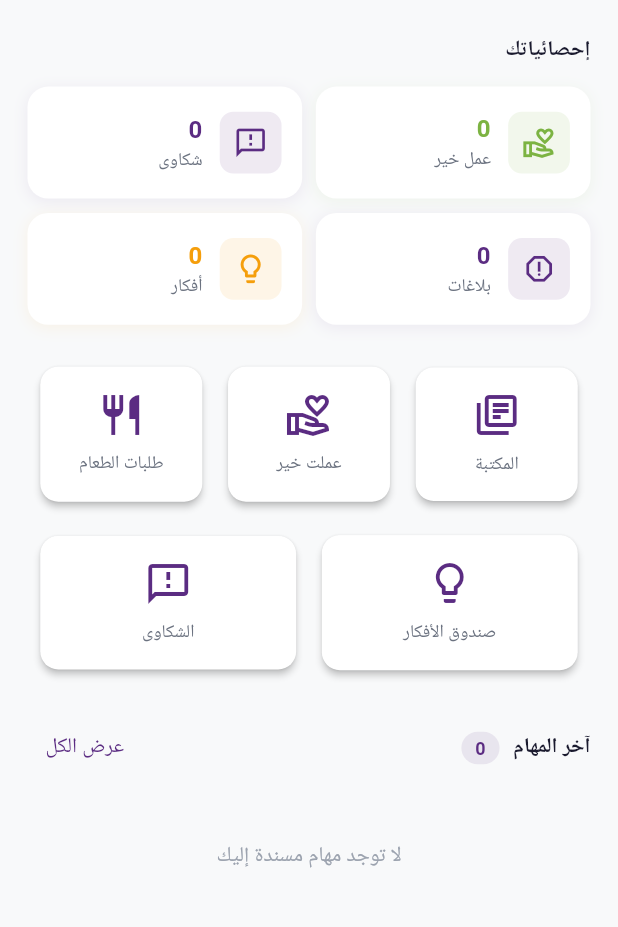
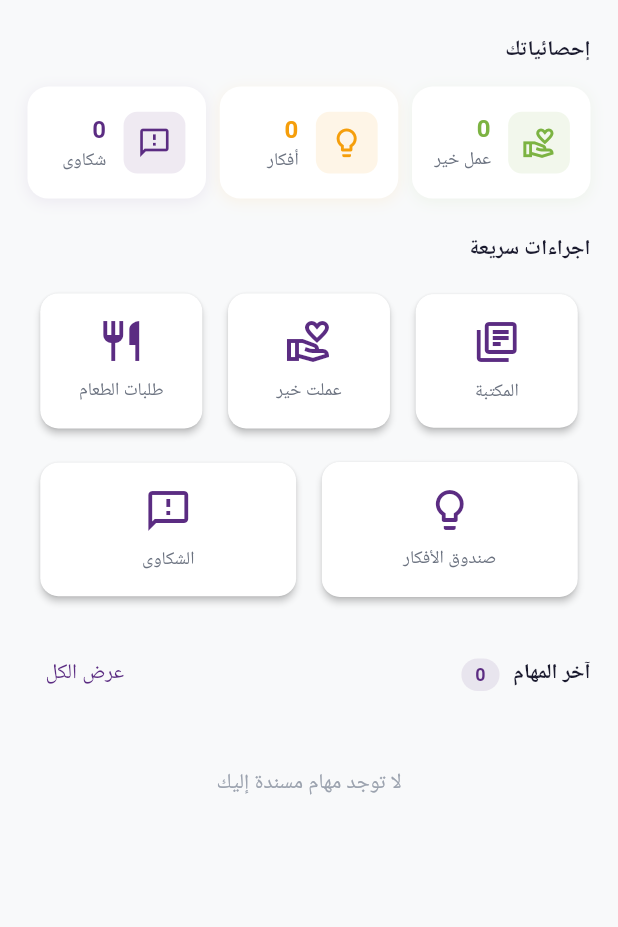
Before and after one commit to mostafaahmedbahr/Nabd-Alattaa-Team, a Flutter app: the HomeScreen screen opened directly, on a phone screen of 412 x 824 dp, the part 284-1211 px from its top. Run offline on Flutter 3.47's test engine with Material 3 defaults, Android fonts, the light colour scheme and no system bars; our stand-ins replace bloc, cloud_firestore, dartz, equatable, firebase_analytics, firebase_auth and 8 more; accounts and stored records are empty; Roboto replaces fonts that are missing (Cairo).

Commit message:
handle the state numbers real time in the home page

```diff
--- a/lib/features/home/presentation/view_model/home_states.dart
+++ b/lib/features/home/presentation/view_model/home_states.dart
@@ -10,7 +10,6 @@ class HomeLoaded extends HomeStates {
   final int totalTasksCount;
   final int goodDeedsCount;
   final int complaintsCount;
-  final int reportsCount;
   final int ideasCount;
 
   HomeLoaded({
@@ -21,7 +20,6 @@ class HomeLoaded extends HomeStates {
     this.totalTasksCount = 0,
     this.goodDeedsCount = 0,
     this.complaintsCount = 0,
-    this.reportsCount = 0,
     this.ideasCount = 0,
   });
 }
--- a/lib/features/home/presentation/views/home_screen.dart
+++ b/lib/features/home/presentation/views/home_screen.dart
@@ -76,24 +76,12 @@ class _HomeScreenState extends State<HomeScreen> {
               );
             }
             if (state is HomeError) {
-              return Center(
-                child: Column(
-                  mainAxisAlignment: MainAxisAlignment.center,
-                  children: [
-                    const Icon(Icons.error_outline, size: 64, color: AppColors.error),
-                    SizedBox(height: 16.h),
-                    Text(
-                      state.message,
-                      style: AppTextStyles.bodyMedium,
-                      textAlign: TextAlign.center,
-                    ),
-                    SizedBox(height: 16.h),
-                    ElevatedButton(
-                      onPressed: () => _loadData(forceRefresh: true),
-                      child: const Text('إعادة المحاولة'),
-                    ),
-                  ],
-                ),
+              return CustomErrorWidget(
+                onRetry: (){
+                  _loadData(forceRefresh: true);
+                },
+                message: 'إعادة المحاولة',
+
               );
             }
             if (state is HomeLoaded) {
@@ -111,7 +99,6 @@ class _HomeScreenState extends State<HomeScreen> {
                       StatsSection(
                         goodDeedsCount: state.goodDeedsCount,
                         complaintsCount: state.complaintsCount,
-                        reportsCount: state.reportsCount,
                         ideasCount: state.ideasCount,
                       ),
                       SizedBox(height: 20.h),
--- a/lib/features/home/presentation/widgets/quick_actions_grid.dart
+++ b/lib/features/home/presentation/widgets/quick_actions_grid.dart
@@ -8,7 +8,15 @@ class QuickActionsGrid extends StatelessWidget {
   @override
   Widget build(BuildContext context) {
     return Column(
+      crossAxisAlignment: CrossAxisAlignment.start,
       children: [
+        Text(
+          'اجراءات سريعة',
+          style: AppTextStyles.labelLarge.copyWith(
+            fontWeight: FontWeight.bold,
+          ),
+        ),
+        SizedBox(height: 12.h),
         Row(
           children: [
             _buildAction(context, Icons.library_books_outlined, "المكتبة", Routes.library),
--- a/lib/features/home/presentation/widgets/stats_section.dart
+++ b/lib/features/home/presentation/widgets/stats_section.dart
@@ -7,14 +7,14 @@ import '../../../../core/theme/app_text_styles.dart';
 class StatsSection extends StatelessWidget {
   final int goodDeedsCount;
   final int complaintsCount;
-  final int reportsCount;
+
   final int ideasCount;
 
   const StatsSection({
     super.key,
     required this.goodDeedsCount,
     required this.complaintsCount,
-    required this.reportsCount,
+
     required this.ideasCount,
   });
 
@@ -43,6 +43,15 @@ class StatsSection extends StatelessWidget {
             SizedBox(width: 8.w),
             Expanded(
               child: _StatCard(
+                icon: Icons.lightbulb_outline,
+                label: 'أفكار',
+                count: ideasCount,
+                color: AppColors.warning,
+              ),
+            ),
+            SizedBox(width: 8.w),
+            Expanded(
+              child: _StatCard(
                 icon: Icons.feedback_outlined,
                 label: 'شكاوى',
                 count: complaintsCount,
@@ -51,28 +60,7 @@ class StatsSection extends StatelessWidget {
             ),
           ],
         ),
-        SizedBox(height: 8.h),
-        Row(
-          children: [
-            Expanded(
-              child: _StatCard(
-                icon: Icons.report_outlined,
-                label: 'بلاغات',
-                count: reportsCount,
-                color: AppColors.primary,
-              ),
-            ),
-            SizedBox(width: 8.w),
-            Expanded(
-              child: _StatCard(
-                icon: Icons.lightbulb_outline,
-                label: 'أفكار',
-                count: ideasCount,
-                color: AppColors.warning,
-              ),
-            ),
-          ],
-        ),
+
       ],
     );
   }
```
Also changed, not shown: lib/features/home/presentation/view_model/home_cubit.dart (+105 -45 lines), lib/features/ideas/presentation/views/ideas_screen.dart (+0 -31 lines).
